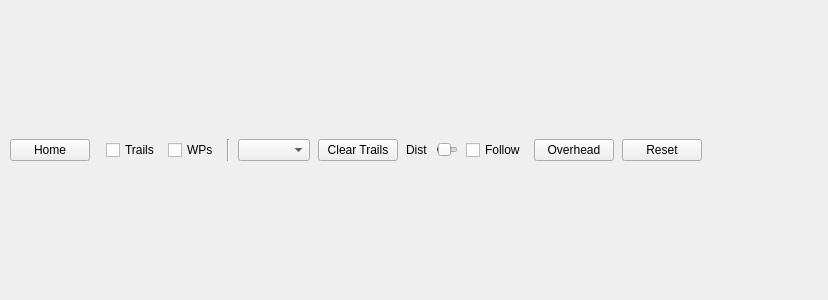
This is src/ui/map3D/QGCGoogleEarthView.ui in mavlink/qgroundcontrol as Qt 5 draws it before an edit. The edited form follows.
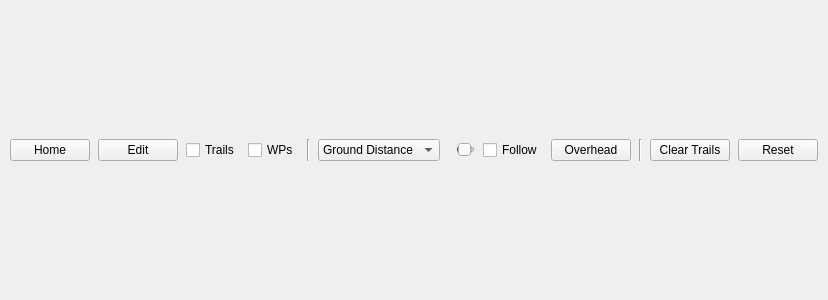
This is the edited form.

Commit message: Fixes to Google Earth, guarded a PIXHAWK message with correct include guards

```diff
--- a/src/ui/map3D/QGCGoogleEarthView.ui
+++ b/src/ui/map3D/QGCGoogleEarthView.ui
@@ -13,7 +13,7 @@
   <property name="windowTitle">
    <string>Form</string>
   </property>
-  <layout class="QGridLayout" name="gridLayout">
+  <layout class="QGridLayout" name="gridLayout" columnstretch="1,1,1,1,1,1,30,1,100,1,1,1,1,1,1">
    <property name="horizontalSpacing">
     <number>8</number>
    </property>
@@ -23,7 +23,7 @@
    <property name="margin">
     <number>2</number>
    </property>
-   <item row="0" column="0" colspan="14">
+   <item row="0" column="0" colspan="15">
     <layout class="QVBoxLayout" name="webViewLayout"/>
    </item>
    <item row="1" column="1">
@@ -58,7 +58,7 @@
      </property>
     </widget>
    </item>
-   <item row="1" column="13">
+   <item row="1" column="14">
     <spacer name="horizontalSpacer">
      <property name="orientation">
       <enum>Qt::Horizontal</enum>
@@ -71,7 +71,7 @@
      </property>
     </spacer>
    </item>
-   <item row="1" column="9">
+   <item row="1" column="8">
     <widget class="QSlider" name="camDistanceSlider">
      <property name="toolTip">
       <string>Distance of the chase camera to the MAV</string>
@@ -96,22 +96,6 @@
      </property>
     </widget>
    </item>
-   <item row="1" column="8">
-    <widget class="QLabel" name="camDistanceLabel">
-     <property name="toolTip">
-      <string>Distance of the chase camera to the MAV</string>
-     </property>
-     <property name="statusTip">
-      <string>Distance of the chase camera to the MAV</string>
-     </property>
-     <property name="whatsThis">
-      <string>Distance of the chase camera to the MAV</string>
-     </property>
-     <property name="text">
-      <string>Dist</string>
-     </property>
-    </widget>
-   </item>
    <item row="1" column="4">
     <widget class="QCheckBox" name="waypointsCheckbox">
      <property name="toolTip">
@@ -128,7 +112,7 @@
      </property>
     </widget>
    </item>
-   <item row="1" column="10">
+   <item row="1" column="9">
     <widget class="QCheckBox" name="followAirplaneCheckbox">
      <property name="toolTip">
       <string>Chase the MAV</string>
@@ -145,7 +129,7 @@
     </widget>
    </item>
    <item row="1" column="6">
-    <widget class="QComboBox" name="mavComboBox">
+    <widget class="QComboBox" name="camDistanceComboBox">
      <property name="toolTip">
       <string>Select the MAV to chase</string>
      </property>
@@ -155,22 +139,16 @@
      <property name="whatsThis">
       <string>Select the MAV to chase</string>
      </property>
-    </widget>
-   </item>
-   <item row="1" column="7">
-    <widget class="QPushButton" name="clearTrailsButton">
-     <property name="toolTip">
-      <string>Delete all waypoints</string>
-     </property>
-     <property name="statusTip">
-      <string>Delete all waypoints</string>
-     </property>
-     <property name="whatsThis">
-      <string>Delete all waypoints</string>
-     </property>
-     <property name="text">
-      <string>Clear Trails</string>
-     </property>
+     <item>
+      <property name="text">
+       <string>Ground Distance</string>
+      </property>
+     </item>
+     <item>
+      <property name="text">
+       <string>MAV Distance</string>
+      </property>
+     </item>
     </widget>
    </item>
    <item row="1" column="5">
@@ -180,20 +158,59 @@
      </property>
     </widget>
    </item>
-   <item row="1" column="12">
+   <item row="1" column="13">
     <widget class="QPushButton" name="resetButton">
      <property name="text">
       <string>Reset</string>
      </property>
     </widget>
    </item>
-   <item row="1" column="11">
+   <item row="1" column="10">
     <widget class="QPushButton" name="changeViewButton">
      <property name="text">
       <string>Overhead</string>
      </property>
     </widget>
    </item>
+   <item row="1" column="12">
+    <widget class="QPushButton" name="clearTrailsButton">
+     <property name="toolTip">
+      <string>Delete all waypoints</string>
+     </property>
+     <property name="statusTip">
+      <string>Delete all waypoints</string>
+     </property>
+     <property name="whatsThis">
+      <string>Delete all waypoints</string>
+     </property>
+     <property name="text">
+      <string>Clear Trails</string>
+     </property>
+    </widget>
+   </item>
+   <item row="1" column="11">
+    <widget class="Line" name="line_2">
+     <property name="orientation">
+      <enum>Qt::Vertical</enum>
+     </property>
+    </widget>
+   </item>
+   <item row="1" column="2">
+    <widget class="QPushButton" name="editButton">
+     <property name="toolTip">
+      <string>Enable waypoint and home location edit mode</string>
+     </property>
+     <property name="statusTip">
+      <string>Enable waypoint and home location edit mode</string>
+     </property>
+     <property name="text">
+      <string>Edit</string>
+     </property>
+     <property name="checkable">
+      <bool>true</bool>
+     </property>
+    </widget>
+   </item>
   </layout>
  </widget>
  <resources/>
```
The commit also changes 12 other files.
